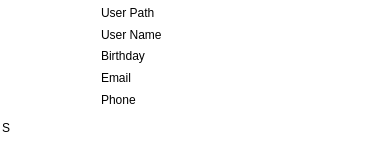
This is src/desktop/GuiVCard.ui in hwgao/beebeep as Qt 5 draws it before an edit. The edited form follows.
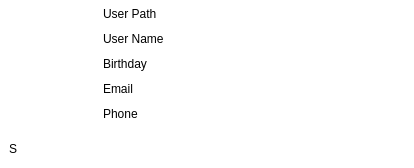
This is the edited form. Icons and pictures are not drawn.

Commit message: Added Buzz in VCard window

Diff of the .ui file:
```diff
--- a/src/desktop/GuiVCard.ui
+++ b/src/desktop/GuiVCard.ui
@@ -6,8 +6,8 @@
    <rect>
     <x>0</x>
     <y>0</y>
-    <width>376</width>
-    <height>144</height>
+    <width>414</width>
+    <height>168</height>
    </rect>
   </property>
   <property name="palette">
@@ -94,7 +94,7 @@
     <number>0</number>
    </property>
    <property name="spacing">
-    <number>0</number>
+    <number>2</number>
    </property>
    <item row="0" column="0">
     <widget class="QLabel" name="mp_lPhoto">
@@ -393,18 +393,6 @@
       <enum>QFrame::NoFrame</enum>
      </property>
      <layout class="QHBoxLayout" name="horizontalLayout">
-      <property name="leftMargin">
-       <number>2</number>
-      </property>
-      <property name="topMargin">
-       <number>2</number>
-      </property>
-      <property name="rightMargin">
-       <number>2</number>
-      </property>
-      <property name="bottomMargin">
-       <number>2</number>
-      </property>
       <item>
        <widget class="QLabel" name="mp_lStatus">
         <property name="sizePolicy">
@@ -501,6 +489,41 @@
         </property>
        </widget>
       </item>
+      <item>
+       <widget class="QPushButton" name="mp_pbBuzz">
+        <property name="sizePolicy">
+         <sizepolicy hsizetype="Fixed" vsizetype="Fixed">
+          <horstretch>0</horstretch>
+          <verstretch>0</verstretch>
+         </sizepolicy>
+        </property>
+        <property name="minimumSize">
+         <size>
+          <width>20</width>
+          <height>20</height>
+         </size>
+        </property>
+        <property name="maximumSize">
+         <size>
+          <width>20</width>
+          <height>20</height>
+         </size>
+        </property>
+        <property name="toolTip">
+         <string>Send a buzz</string>
+        </property>
+        <property name="text">
+         <string/>
+        </property>
+        <property name="icon">
+         <iconset resource="../beebeep.qrc">
+          <normaloff>:/images/bell.png</normaloff>:/images/bell.png</iconset>
+        </property>
+        <property name="flat">
+         <bool>true</bool>
+        </property>
+       </widget>
+      </item>
       <item>
        <widget class="QPushButton" name="mp_pbColor">
         <property name="sizePolicy">
```
The commit also changes 21 other files.
